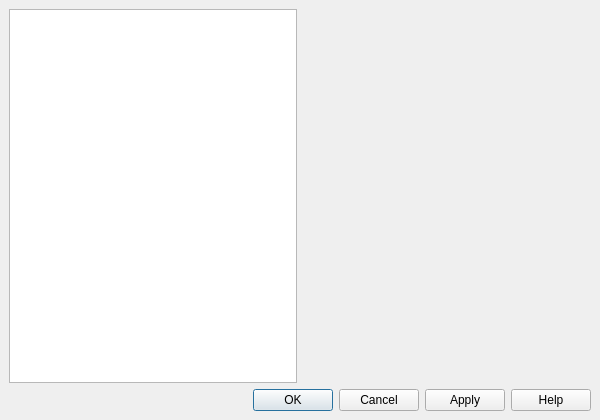
Before: the Qt Designer form src/gui/pref/dialog.ui in wilbert2000/wzplayer, drawn with Qt 5.
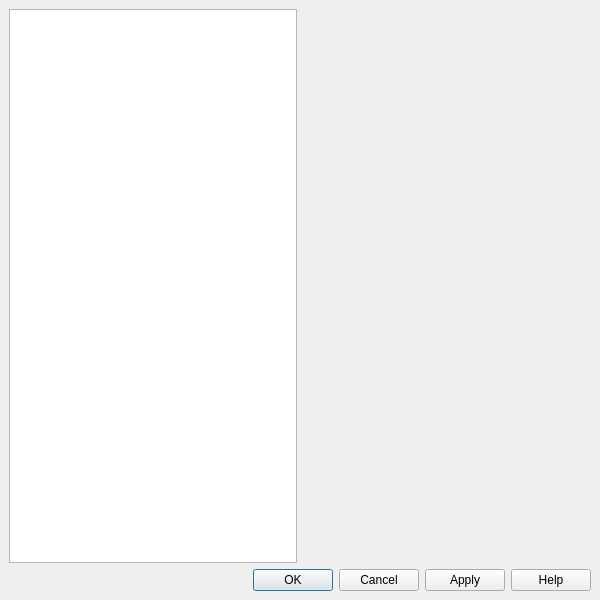
After: the same form once the commit is applied.

```diff
--- a/src/gui/pref/dialog.ui
+++ b/src/gui/pref/dialog.ui
@@ -7,7 +7,7 @@
     <x>0</x>
     <y>0</y>
     <width>600</width>
-    <height>420</height>
+    <height>600</height>
    </rect>
   </property>
   <property name="windowTitle">
```
